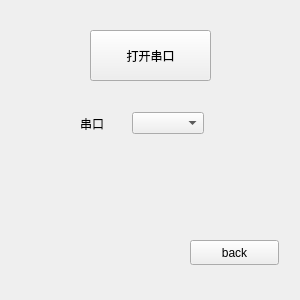
Old version of the form Workspace/qt_ros_ws/catkin_demo01_ws/src/demo01_Dir_Control/src/demo01_config_serial.ui in the repository yin-roc/Ubuntu20.04.
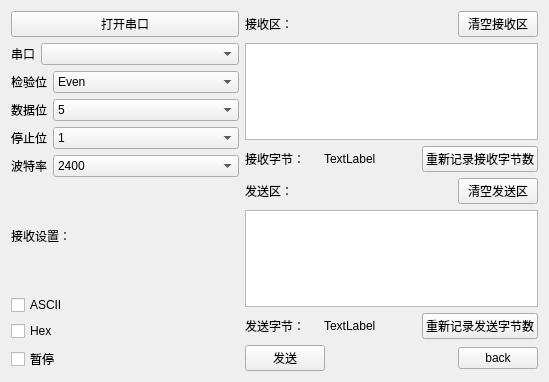
New version of the form.

Commit message: 加入串口设置

The edit to the form file:
```diff
--- a/Workspace/qt_ros_ws/catkin_demo01_ws/src/demo01_Dir_Control/src/demo01_config_serial.ui
+++ b/Workspace/qt_ros_ws/catkin_demo01_ws/src/demo01_Dir_Control/src/demo01_config_serial.ui
@@ -6,61 +6,534 @@
    <rect>
     <x>0</x>
     <y>0</y>
-    <width>300</width>
-    <height>300</height>
+    <width>549</width>
+    <height>382</height>
    </rect>
   </property>
   <property name="windowTitle">
    <string>Form</string>
   </property>
-  <widget class="QPushButton" name="pushButton">
-   <property name="geometry">
-    <rect>
-     <x>190</x>
-     <y>240</y>
-     <width>89</width>
-     <height>25</height>
-    </rect>
-   </property>
-   <property name="text">
-    <string>back</string>
-   </property>
-  </widget>
-  <widget class="QPushButton" name="open_serial_pushButton">
-   <property name="geometry">
-    <rect>
-     <x>90</x>
-     <y>30</y>
-     <width>121</width>
-     <height>51</height>
-    </rect>
-   </property>
-   <property name="text">
-    <string>打开串口</string>
-   </property>
-  </widget>
-  <widget class="QWidget" name="">
-   <property name="geometry">
-    <rect>
-     <x>80</x>
-     <y>110</y>
-     <width>124</width>
-     <height>27</height>
-    </rect>
-   </property>
-   <layout class="QHBoxLayout" name="horizontalLayout">
-    <item>
-     <widget class="QLabel" name="label">
-      <property name="text">
-       <string>串口</string>
-      </property>
-     </widget>
-    </item>
-    <item>
-     <widget class="QComboBox" name="comboBox"/>
-    </item>
-   </layout>
-  </widget>
+  <layout class="QHBoxLayout" name="horizontalLayout_14">
+   <item>
+    <layout class="QHBoxLayout" name="horizontalLayout_13">
+     <item>
+      <layout class="QVBoxLayout" name="verticalLayout_3">
+       <item>
+        <layout class="QVBoxLayout" name="verticalLayout">
+         <item>
+          <widget class="QPushButton" name="pushButton_open_serial">
+           <property name="text">
+            <string>打开串口</string>
+           </property>
+          </widget>
+         </item>
+         <item>
+          <layout class="QHBoxLayout" name="horizontalLayout_3">
+           <item>
+            <widget class="QLabel" name="label">
+             <property name="text">
+              <string>串口</string>
+             </property>
+            </widget>
+           </item>
+           <item>
+            <widget class="QComboBox" name="comboBox_portName">
+             <property name="sizePolicy">
+              <sizepolicy hsizetype="Expanding" vsizetype="Fixed">
+               <horstretch>0</horstretch>
+               <verstretch>0</verstretch>
+              </sizepolicy>
+             </property>
+            </widget>
+           </item>
+          </layout>
+         </item>
+         <item>
+          <layout class="QHBoxLayout" name="horizontalLayout_2">
+           <item>
+            <widget class="QLabel" name="label_3">
+             <property name="text">
+              <string>检验位</string>
+             </property>
+            </widget>
+           </item>
+           <item>
+            <widget class="QComboBox" name="comboBox_parity">
+             <property name="sizePolicy">
+              <sizepolicy hsizetype="Expanding" vsizetype="Fixed">
+               <horstretch>0</horstretch>
+               <verstretch>0</verstretch>
+              </sizepolicy>
+             </property>
+             <item>
+              <property name="text">
+               <string>Even</string>
+              </property>
+             </item>
+             <item>
+              <property name="text">
+               <string>Odd</string>
+              </property>
+             </item>
+             <item>
+              <property name="text">
+               <string>NoParity</string>
+              </property>
+             </item>
+            </widget>
+           </item>
+          </layout>
+         </item>
+         <item>
+          <layout class="QHBoxLayout" name="horizontalLayout">
+           <item>
+            <widget class="QLabel" name="label_5">
+             <property name="text">
+              <string>数据位</string>
+             </property>
+            </widget>
+           </item>
+           <item>
+            <widget class="QComboBox" name="comboBox_databits">
+             <property name="sizePolicy">
+              <sizepolicy hsizetype="Expanding" vsizetype="Fixed">
+               <horstretch>0</horstretch>
+               <verstretch>0</verstretch>
+              </sizepolicy>
+             </property>
+             <property name="font">
+              <font>
+               <bold>false</bold>
+              </font>
+             </property>
+             <property name="layoutDirection">
+              <enum>Qt::LeftToRight</enum>
+             </property>
+             <item>
+              <property name="text">
+               <string>5</string>
+              </property>
+             </item>
+             <item>
+              <property name="text">
+               <string>6</string>
+              </property>
+             </item>
+             <item>
+              <property name="text">
+               <string>7</string>
+              </property>
+             </item>
+             <item>
+              <property name="text">
+               <string>8</string>
+              </property>
+             </item>
+            </widget>
+           </item>
+          </layout>
+         </item>
+         <item>
+          <layout class="QHBoxLayout" name="horizontalLayout_4">
+           <item>
+            <widget class="QLabel" name="label_4">
+             <property name="text">
+              <string>停止位</string>
+             </property>
+            </widget>
+           </item>
+           <item>
+            <widget class="QComboBox" name="comboBox_stopbits">
+             <property name="sizePolicy">
+              <sizepolicy hsizetype="Expanding" vsizetype="Fixed">
+               <horstretch>0</horstretch>
+               <verstretch>0</verstretch>
+              </sizepolicy>
+             </property>
+             <item>
+              <property name="text">
+               <string>1</string>
+              </property>
+             </item>
+             <item>
+              <property name="text">
+               <string>1.5</string>
+              </property>
+             </item>
+             <item>
+              <property name="text">
+               <string>2</string>
+              </property>
+             </item>
+            </widget>
+           </item>
+          </layout>
+         </item>
+         <item>
+          <layout class="QHBoxLayout" name="horizontalLayout_5">
+           <item>
+            <widget class="QLabel" name="label_2">
+             <property name="text">
+              <string>波特率</string>
+             </property>
+            </widget>
+           </item>
+           <item>
+            <widget class="QComboBox" name="comboBox_baudrate">
+             <property name="sizePolicy">
+              <sizepolicy hsizetype="Expanding" vsizetype="Fixed">
+               <horstretch>0</horstretch>
+               <verstretch>0</verstretch>
+              </sizepolicy>
+             </property>
+             <item>
+              <property name="text">
+               <string>2400</string>
+              </property>
+             </item>
+             <item>
+              <property name="text">
+               <string>4800</string>
+              </property>
+             </item>
+             <item>
+              <property name="text">
+               <string>9600</string>
+              </property>
+             </item>
+             <item>
+              <property name="text">
+               <string>19200</string>
+              </property>
+             </item>
+             <item>
+              <property name="text">
+               <string>38400</string>
+              </property>
+             </item>
+             <item>
+              <property name="text">
+               <string>115200</string>
+              </property>
+             </item>
+             <item>
+              <property name="text">
+               <string>128000</string>
+              </property>
+             </item>
+             <item>
+              <property name="text">
+               <string>256000</string>
+              </property>
+             </item>
+            </widget>
+           </item>
+          </layout>
+         </item>
+        </layout>
+       </item>
+       <item>
+        <layout class="QVBoxLayout" name="verticalLayout_2">
+         <item>
+          <widget class="QLabel" name="label_6">
+           <property name="text">
+            <string>接收设置：</string>
+           </property>
+          </widget>
+         </item>
+         <item>
+          <widget class="QCheckBox" name="checkBox">
+           <property name="text">
+            <string>ASCII</string>
+           </property>
+          </widget>
+         </item>
+         <item>
+          <widget class="QCheckBox" name="checkBox_2">
+           <property name="text">
+            <string>Hex</string>
+           </property>
+          </widget>
+         </item>
+         <item>
+          <widget class="QCheckBox" name="checkBox_3">
+           <property name="text">
+            <string>暂停</string>
+           </property>
+          </widget>
+         </item>
+        </layout>
+       </item>
+      </layout>
+     </item>
+     <item>
+      <layout class="QVBoxLayout" name="verticalLayout_4">
+       <item>
+        <layout class="QHBoxLayout" name="horizontalLayout_9">
+         <item>
+          <widget class="QLabel" name="label_7">
+           <property name="text">
+            <string>接收区：</string>
+           </property>
+          </widget>
+         </item>
+         <item>
+          <spacer name="horizontalSpacer">
+           <property name="orientation">
+            <enum>Qt::Horizontal</enum>
+           </property>
+           <property name="sizeHint" stdset="0">
+            <size>
+             <width>40</width>
+             <height>20</height>
+            </size>
+           </property>
+          </spacer>
+         </item>
+         <item>
+          <widget class="QPushButton" name="pushButton_clear_receive">
+           <property name="text">
+            <string>清空接收区</string>
+           </property>
+          </widget>
+         </item>
+        </layout>
+       </item>
+       <item>
+        <spacer name="verticalSpacer_9">
+         <property name="orientation">
+          <enum>Qt::Vertical</enum>
+         </property>
+         <property name="sizeHint" stdset="0">
+          <size>
+           <width>20</width>
+           <height>13</height>
+          </size>
+         </property>
+        </spacer>
+       </item>
+       <item>
+        <widget class="QTextEdit" name="textEdit_Receive"/>
+       </item>
+       <item>
+        <spacer name="verticalSpacer_10">
+         <property name="orientation">
+          <enum>Qt::Vertical</enum>
+         </property>
+         <property name="sizeHint" stdset="0">
+          <size>
+           <width>20</width>
+           <height>13</height>
+          </size>
+         </property>
+        </spacer>
+       </item>
+       <item>
+        <layout class="QHBoxLayout" name="horizontalLayout_11">
+         <item>
+          <layout class="QHBoxLayout" name="horizontalLayout_6">
+           <item>
+            <widget class="QLabel" name="label_9">
+             <property name="text">
+              <string>接收字节：</string>
+             </property>
+            </widget>
+           </item>
+           <item>
+            <spacer name="horizontalSpacer_6">
+             <property name="orientation">
+              <enum>Qt::Horizontal</enum>
+             </property>
+             <property name="sizeHint" stdset="0">
+              <size>
+               <width>13</width>
+               <height>19</height>
+              </size>
+             </property>
+            </spacer>
+           </item>
+           <item>
+            <widget class="QLabel" name="label_11">
+             <property name="text">
+              <string>TextLabel</string>
+             </property>
+            </widget>
+           </item>
+          </layout>
+         </item>
+         <item>
+          <spacer name="horizontalSpacer_9">
+           <property name="orientation">
+            <enum>Qt::Horizontal</enum>
+           </property>
+           <property name="sizeHint" stdset="0">
+            <size>
+             <width>40</width>
+             <height>20</height>
+            </size>
+           </property>
+          </spacer>
+         </item>
+         <item>
+          <widget class="QPushButton" name="pushButton_reset_receive_num">
+           <property name="text">
+            <string>重新记录接收字节数</string>
+           </property>
+          </widget>
+         </item>
+        </layout>
+       </item>
+       <item>
+        <spacer name="verticalSpacer_12">
+         <property name="orientation">
+          <enum>Qt::Vertical</enum>
+         </property>
+         <property name="sizeHint" stdset="0">
+          <size>
+           <width>20</width>
+           <height>13</height>
+          </size>
+         </property>
+        </spacer>
+       </item>
+       <item>
+        <layout class="QHBoxLayout" name="horizontalLayout_12">
+         <item>
+          <widget class="QLabel" name="label_8">
+           <property name="text">
+            <string>发送区：</string>
+           </property>
+          </widget>
+         </item>
+         <item>
+          <spacer name="horizontalSpacer_2">
+           <property name="orientation">
+            <enum>Qt::Horizontal</enum>
+           </property>
+           <property name="sizeHint" stdset="0">
+            <size>
+             <width>40</width>
+             <height>20</height>
+            </size>
+           </property>
+          </spacer>
+         </item>
+         <item>
+          <widget class="QPushButton" name="pushButton_clear_send">
+           <property name="text">
+            <string>清空发送区</string>
+           </property>
+          </widget>
+         </item>
+        </layout>
+       </item>
+       <item>
+        <spacer name="verticalSpacer_11">
+         <property name="orientation">
+          <enum>Qt::Vertical</enum>
+         </property>
+         <property name="sizeHint" stdset="0">
+          <size>
+           <width>20</width>
+           <height>13</height>
+          </size>
+         </property>
+        </spacer>
+       </item>
+       <item>
+        <widget class="QTextEdit" name="textEdit_Send"/>
+       </item>
+       <item>
+        <layout class="QHBoxLayout" name="horizontalLayout_8">
+         <item>
+          <layout class="QHBoxLayout" name="horizontalLayout_7">
+           <item>
+            <widget class="QLabel" name="label_10">
+             <property name="text">
+              <string>发送字节：</string>
+             </property>
+            </widget>
+           </item>
+           <item>
+            <spacer name="horizontalSpacer_7">
+             <property name="orientation">
+              <enum>Qt::Horizontal</enum>
+             </property>
+             <property name="sizeHint" stdset="0">
+              <size>
+               <width>13</width>
+               <height>19</height>
+              </size>
+             </property>
+            </spacer>
+           </item>
+           <item>
+            <widget class="QLabel" name="label_12">
+             <property name="text">
+              <string>TextLabel</string>
+             </property>
+            </widget>
+           </item>
+          </layout>
+         </item>
+         <item>
+          <spacer name="horizontalSpacer_10">
+           <property name="orientation">
+            <enum>Qt::Horizontal</enum>
+           </property>
+           <property name="sizeHint" stdset="0">
+            <size>
+             <width>40</width>
+             <height>20</height>
+            </size>
+           </property>
+          </spacer>
+         </item>
+         <item>
+          <widget class="QPushButton" name="pushButton_reset_send_num">
+           <property name="text">
+            <string>重新记录发送字节数</string>
+           </property>
+          </widget>
+         </item>
+        </layout>
+       </item>
+       <item>
+        <layout class="QHBoxLayout" name="horizontalLayout_10">
+         <item>
+          <widget class="QPushButton" name="pushButton_send">
+           <property name="text">
+            <string>发送</string>
+           </property>
+          </widget>
+         </item>
+         <item>
+          <spacer name="horizontalSpacer_8">
+           <property name="orientation">
+            <enum>Qt::Horizontal</enum>
+           </property>
+           <property name="sizeHint" stdset="0">
+            <size>
+             <width>40</width>
+             <height>20</height>
+            </size>
+           </property>
+          </spacer>
+         </item>
+         <item>
+          <widget class="QPushButton" name="pushButton_back">
+           <property name="text">
+            <string>back</string>
+           </property>
+          </widget>
+         </item>
+        </layout>
+       </item>
+      </layout>
+     </item>
+    </layout>
+   </item>
+  </layout>
  </widget>
  <resources/>
  <connections/>
```
The commit also changes 134 other files.
